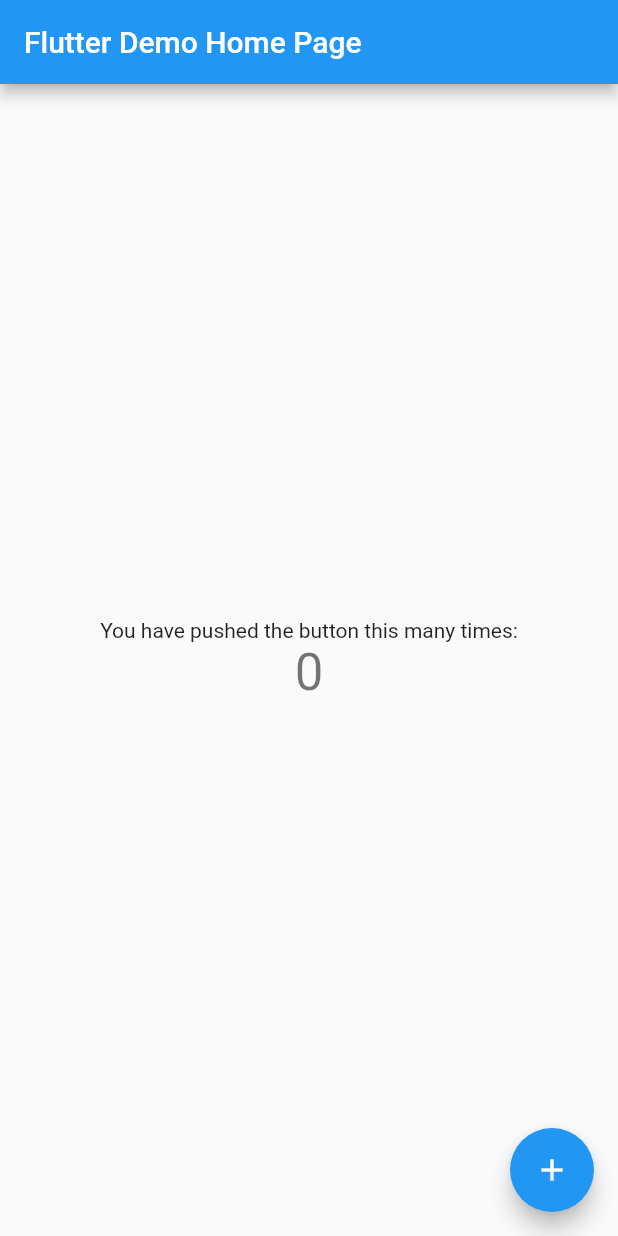
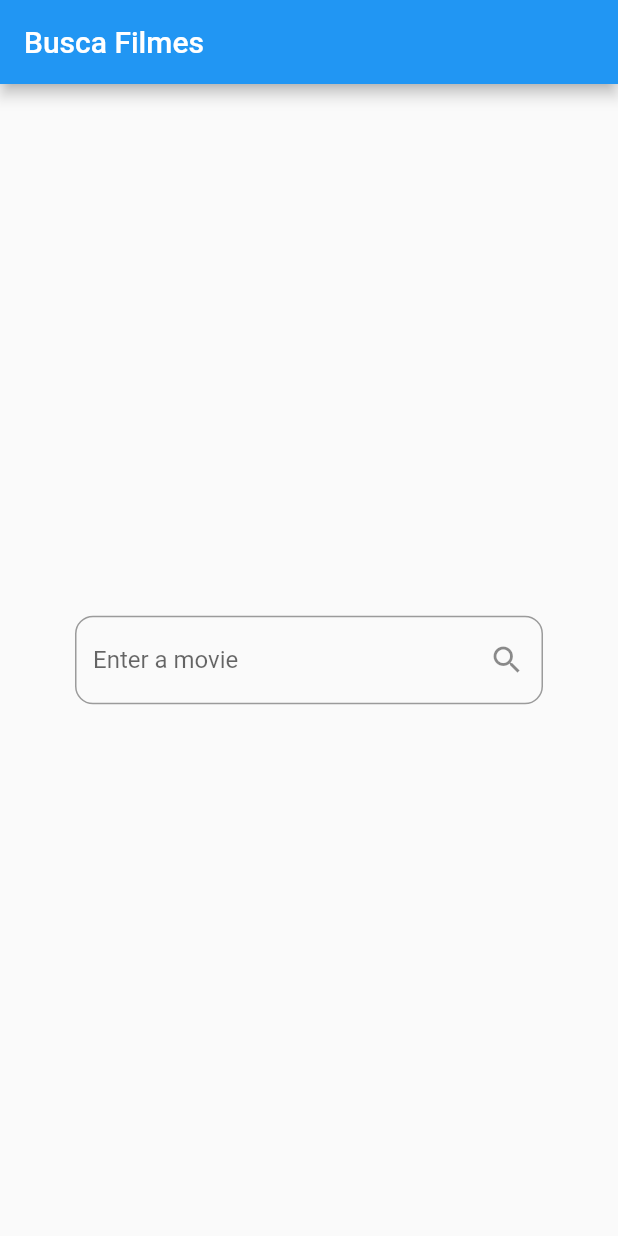
Before and after one commit to maurojohann/Build_Api, a Flutter app: the screen it shows after launch, on a phone screen of 412 x 824 dp. Run offline on Flutter 3.47's test engine with Material 2 defaults, Android fonts, the phone set to English and light mode, and no system bars; our stand-ins replace bloc, flutter_bloc.

Commit message:
feat: Configurado mobileapp para conectar na api

```diff
--- a/api/package.json
+++ b/api/package.json
@@ -11,6 +11,7 @@
   "license": "ISC",
   "dependencies": {
     "axios": "^0.21.1",
+    "cors": "^2.8.5",
     "express": "^4.17.1"
   }
 }
--- /dev/null
+++ b/mobile_app/lib/cubit/movies_state.dart
@@ -0,0 +1,44 @@
+part of 'movies_cubit.dart';
+
+@immutable
+abstract class MoviesState {
+  const MoviesState();
+}
+
+class MoviesInitial extends MoviesState {
+  const MoviesInitial();
+}
+
+class MoviesLoading extends MoviesState {
+  const MoviesLoading();
+}
+
+class MoviesLoaded extends MoviesState {
+  final Movies movies;
+  const MoviesLoaded(this.movies);
+
+  @override
+  bool operator ==(Object o) {
+    if (identical(this, o)) return true;
+
+    return o is MoviesLoaded && o.movies == movies;
+  }
+
+  @override
+  int get hashCode => movies.hashCode;
+}
+
+class MoviesError extends MoviesState {
+  final String message;
+  const MoviesError(this.message);
+
+  @override
+  bool operator ==(Object o) {
+    if (identical(this, o)) return true;
+
+    return o is MoviesError && o.message == message;
+  }
+
+  @override
+  int get hashCode => message.hashCode;
+}
--- a/mobile_app/lib/main.dart
+++ b/mobile_app/lib/main.dart
@@ -1,117 +1,26 @@
 import 'package:flutter/material.dart';
+import 'package:flutter_bloc/flutter_bloc.dart';
+
+import 'cubit/movies_cubit.dart';
+import 'screen/home_page.dart';
 
 void main() {
   runApp(MyApp());
 }
 
 class MyApp extends StatelessWidget {
-  // This widget is the root of your application.
   @override
   Widget build(BuildContext context) {
     return MaterialApp(
       title: 'Flutter Demo',
       theme: ThemeData(
-        // This is the theme of your application.
-        //
-        // Try running your application with "flutter run". You'll see the
-        // application has a blue toolbar. Then, without quitting the app, try
-        // changing the primarySwatch below to Colors.green and then invoke
-        // "hot reload" (press "r" in the console where you ran "flutter run",
-        // or simply save your changes to "hot reload" in a Flutter IDE).
-        // Notice that the counter didn't reset back to zero; the application
-        // is not restarted.
         primarySwatch: Colors.blue,
-        // This makes the visual density adapt to the platform that you run
-        // the app on. For desktop platforms, the controls will be smaller and
-        // closer together (more dense) than on mobile platforms.
         visualDensity: VisualDensity.adaptivePlatformDensity,
       ),
-      home: MyHomePage(title: 'Flutter Demo Home Page'),
+      home: BlocProvider(
+        create: (context) => MoviesCubit(),
+        child: HomePage(),
+      ),
     );
   }
 }
-
-class MyHomePage extends StatefulWidget {
-  MyHomePage({Key key, this.title}) : super(key: key);
-
-  // This widget is the home page of your application. It is stateful, meaning
-  // that it has a State object (defined below) that contains fields that affect
-  // how it looks.
-
-  // This class is the configuration for the state. It holds the values (in this
-  // case the title) provided by the parent (in this case the App widget) and
-  // used by the build method of the State. Fields in a Widget subclass are
-  // always marked "final".
-
-  final String title;
-
-  @override
-  _MyHomePageState createState() => _MyHomePageState();
-}
-
-class _MyHomePageState extends State<MyHomePage> {
-  int _counter = 0;
-
-  void _incrementCounter() {
-    setState(() {
-      // This call to setState tells the Flutter framework that something has
-      // changed in this State, which causes it to rerun the build method below
-      // so that the display can reflect the updated values. If we changed
-      // _counter without calling setState(), then the build method would not be
-      // called again, and so nothing would appear to happen.
-      _counter++;
-    });
-  }
-
-  @override
-  Widget build(BuildContext context) {
-    // This method is rerun every time setState is called, for instance as done
-    // by the _incrementCounter method above.
-    //
-    // The Flutter framework has been optimized to make rerunning build methods
-    // fast, so that you can just rebuild anything that needs updating rather
-    // than having to individually change instances of widgets.
-    return Scaffold(
-      appBar: AppBar(
-        // Here we take the value from the MyHomePage object that was created by
-        // the App.build method, and use it to set our appbar title.
-        title: Text(widget.title),
-      ),
-      body: Center(
-        // Center is a layout widget. It takes a single child and positions it
-        // in the middle of the parent.
-        child: Column(
-          // Column is also a layout widget. It takes a list of children and
-          // arranges them vertically. By default, it sizes itself to fit its
-          // children horizontally, and tries to be as tall as its parent.
-          //
-          // Invoke "debug painting" (press "p" in the console, choose the
-          // "Toggle Debug Paint" action from the Flutter Inspector in Android
-          // Studio, or the "Toggle Debug Paint" command in Visual Studio Code)
-          // to see the wireframe for each widget.
-          //
-          // Column has various properties to control how it sizes itself and
-          // how it positions its children. Here we use mainAxisAlignment to
-          // center the children vertically; the main axis here is the vertical
-          // axis because Columns are vertical (the cross axis would be
-          // horizontal).
-          mainAxisAlignment: MainAxisAlignment.center,
-          children: <Widget>[
-            Text(
-              'You have pushed the button this many times:',
-            ),
-            Text(
-              '$_counter',
-              style: Theme.of(context).textTheme.headline4,
-            ),
-          ],
-        ),
-      ),
-      floatingActionButton: FloatingActionButton(
-        onPressed: _incrementCounter,
-        tooltip: 'Increment',
-        child: Icon(Icons.add),
-      ), // This trailing comma makes auto-formatting nicer for build methods.
-    );
-  }
-}
--- /dev/null
+++ b/mobile_app/lib/models/movies.dart
@@ -0,0 +1,44 @@
+class Movies {
+  List<MoviesByYear> moviesByYear;
+  int total;
+
+  Movies({this.moviesByYear, this.total});
+
+  Movies.fromJson(Map<String, dynamic> json) {
+    if (json['moviesByYear'] != null) {
+      moviesByYear = new List<MoviesByYear>();
+      json['moviesByYear'].forEach((v) {
+        moviesByYear.add(new MoviesByYear.fromJson(v));
+      });
+    }
+    total = json['total'];
+  }
+
+  Map<String, dynamic> toJson() {
+    final Map<String, dynamic> data = new Map<String, dynamic>();
+    if (this.moviesByYear != null) {
+      data['moviesByYear'] = this.moviesByYear.map((v) => v.toJson()).toList();
+    }
+    data['total'] = this.total;
+    return data;
+  }
+}
+
+class MoviesByYear {
+  String year;
+  int movies;
+
+  MoviesByYear({this.year, this.movies});
+
+  MoviesByYear.fromJson(Map<String, dynamic> json) {
+    year = json['year'];
+    movies = json['movies'];
+  }
+
+  Map<String, dynamic> toJson() {
+    final Map<String, dynamic> data = new Map<String, dynamic>();
+    data['year'] = this.year;
+    data['movies'] = this.movies;
+    return data;
+  }
+}
--- /dev/null
+++ b/mobile_app/lib/screen/home_page.dart
@@ -0,0 +1,67 @@
+import 'package:flutter/material.dart';
+import 'package:flutter_bloc/flutter_bloc.dart';
+import 'package:mobile_app/cubit/movies_cubit.dart';
+import 'package:mobile_app/models/movies.dart';
+
+class HomePage extends StatelessWidget {
+  @override
+  Widget build(BuildContext context) {
+    return Scaffold(
+      appBar: AppBar(
+        title: Text('Busca Filmes'),
+      ),
+      body: Container(
+        child: BlocBuilder<MoviesCubit, MoviesState>(builder: (context, state) {
+          if (state is MoviesInitial) {
+            return buildInitialInput();
+          } else if (state is MoviesLoading) {
+            return buildLoading();
+          } else if (state is MoviesLoaded) {
+            return buildMoviesLoaded(state.movies);
+          } else {
+            return buildInitialInput();
+          }
+        }),
+      ),
+    );
+  }
+
+  Widget buildInitialInput() {
+    return Center(child: MoviesInputFields());
+  }
+
+  Widget buildLoading() {
+    return Center(child: CircularProgressIndicator());
+  }
+
+  Widget buildMoviesLoaded(Movies movies) {
+    for (var item in movies.moviesByYear) {
+      print(item.year);
+    }
+
+    return Center(child: Text('${movies.moviesByYear}'));
+  }
+}
+
+class MoviesInputFields extends StatelessWidget {
+  @override
+  Widget build(BuildContext context) {
+    return Padding(
+      padding: const EdgeInsets.symmetric(horizontal: 50),
+      child: TextField(
+        onSubmitted: (value) => submitMovieName(context, value),
+        textInputAction: TextInputAction.search,
+        decoration: InputDecoration(
+          hintText: "Enter a movie",
+          border: OutlineInputBorder(borderRadius: BorderRadius.circular(12)),
+          suffixIcon: Icon(Icons.search),
+        ),
+      ),
+    );
+  }
+
+  submitMovieName(BuildContext context, String movieName) {
+    final moviesCubit = context.read<MoviesCubit>();
+    moviesCubit.getMovies(movieName);
+  }
+}
--- a/mobile_app/pubspec.yaml
+++ b/mobile_app/pubspec.yaml
@@ -23,6 +23,9 @@ environment:
 dependencies:
   flutter:
     sdk: flutter
+  http: ^0.12.2
+  bloc: ^6.1.1
+  flutter_bloc: ^6.1.1
 
 
   # The following adds the Cupertino Icons font to your application.
```
Also changed, not shown: mobile_app/lib/cubit/movies_cubit.dart (added, +24 -0 lines), api/package-lock.json, mobile_app/pubspec.lock, 3 other files.
